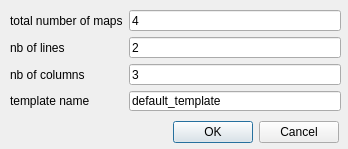
This is create_template.ui in danduk82/areapp-bilddocu as Qt 5 draws it before an edit. The edited form follows.
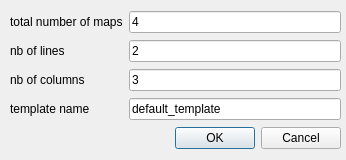
This is the edited form.

```diff
--- a/create_template.ui
+++ b/create_template.ui
@@ -6,8 +6,8 @@
    <rect>
     <x>0</x>
     <y>0</y>
-    <width>348</width>
-    <height>149</height>
+    <width>346</width>
+    <height>160</height>
    </rect>
   </property>
   <property name="windowTitle">
@@ -19,7 +19,7 @@
      <x>10</x>
      <y>10</y>
      <width>331</width>
-     <height>101</height>
+     <height>142</height>
     </rect>
    </property>
    <layout class="QGridLayout" name="gridLayout">
@@ -79,23 +79,17 @@
       </property>
      </widget>
     </item>
-   </layout>
-  </widget>
+    <item row="4" column="1">
   <widget class="QDialogButtonBox" name="createTemplateDialogButton">
-   <property name="geometry">
-    <rect>
-     <x>-20</x>
-     <y>120</y>
-     <width>359</width>
-     <height>24</height>
-    </rect>
-   </property>
    <property name="layoutDirection">
     <enum>Qt::LeftToRight</enum>
    </property>
    <property name="standardButtons">
     <set>QDialogButtonBox::Cancel|QDialogButtonBox::Ok</set>
    </property>
+     </widget>
+    </item>
+   </layout>
   </widget>
  </widget>
  <resources/>
```
Lines whose indentation alone changed are shown as unchanged.
